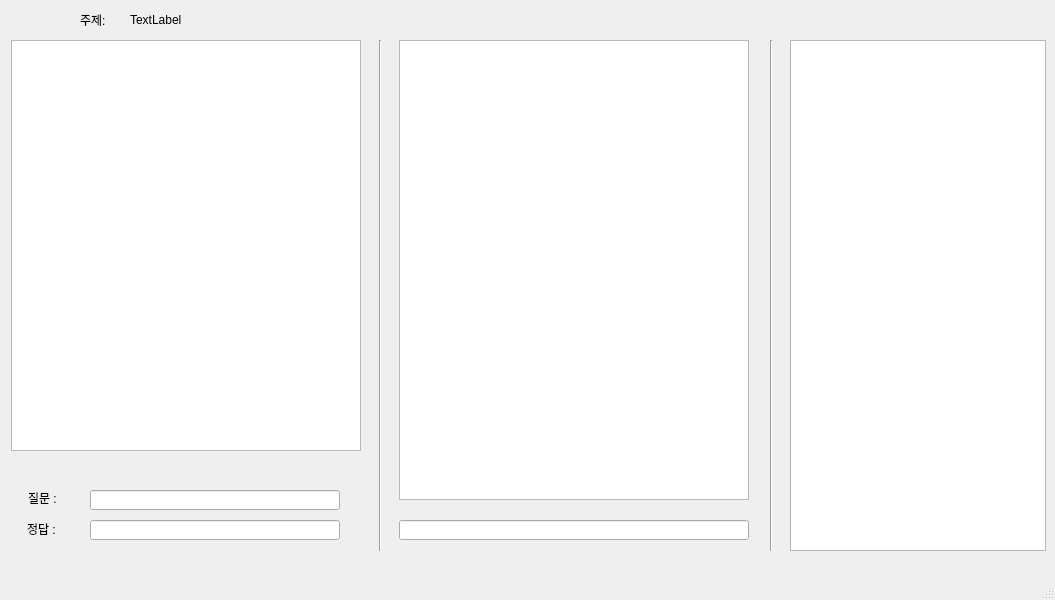
Old version of the form room.ui in the repository ElisaBluebell/ChanAndGame.
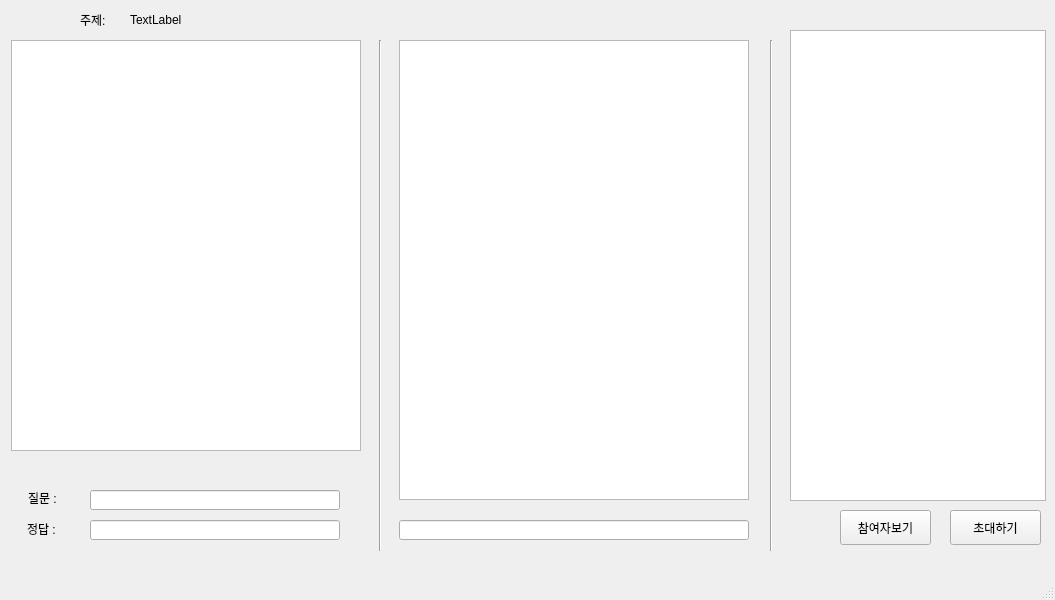
New version of the form. The open tabs and pages were chosen to show the change.

Commit message: DB,ui 수정

What changed in the file:
```diff
--- a/room.ui
+++ b/room.ui
@@ -195,16 +195,80 @@
      <enum>Qt::Vertical</enum>
     </property>
    </widget>
-   <widget class="QListWidget" name="member_list">
+   <widget class="QStackedWidget" name="stackedWidget_2">
     <property name="geometry">
      <rect>
-      <x>790</x>
-      <y>40</y>
-      <width>256</width>
-      <height>511</height>
+      <x>780</x>
+      <y>10</y>
+      <width>271</width>
+      <height>491</height>
      </rect>
     </property>
+    <property name="currentIndex">
+     <number>0</number>
+    </property>
+    <widget class="QWidget" name="page_3">
+     <widget class="QListWidget" name="member_list">
+      <property name="geometry">
+       <rect>
+        <x>10</x>
+        <y>20</y>
+        <width>256</width>
+        <height>471</height>
+       </rect>
+      </property>
+     </widget>
+    </widget>
+    <widget class="QWidget" name="page_4">
+     <widget class="QListWidget" name="invit_list">
+      <property name="geometry">
+       <rect>
+        <x>10</x>
+        <y>20</y>
+        <width>256</width>
+        <height>471</height>
+       </rect>
+      </property>
+     </widget>
+    </widget>
    </widget>
+   <widget class="QPushButton" name="invite">
+    <property name="geometry">
+     <rect>
+      <x>950</x>
+      <y>510</y>
+      <width>91</width>
+      <height>35</height>
+     </rect>
+    </property>
+    <property name="text">
+     <string>초대하기</string>
+    </property>
+   </widget>
+   <widget class="QPushButton" name="member">
+    <property name="geometry">
+     <rect>
+      <x>840</x>
+      <y>510</y>
+      <width>91</width>
+      <height>35</height>
+     </rect>
+    </property>
+    <property name="text">
+     <string>참여자보기</string>
+    </property>
+   </widget>
+   <zorder>stackedWidget_2</zorder>
+   <zorder>label</zorder>
+   <zorder>subject</zorder>
+   <zorder>question_list</zorder>
+   <zorder>line</zorder>
+   <zorder>chat_list</zorder>
+   <zorder>stackedWidget</zorder>
+   <zorder>chat</zorder>
+   <zorder>line_2</zorder>
+   <zorder>invite</zorder>
+   <zorder>member</zorder>
   </widget>
   <widget class="QMenuBar" name="menubar">
    <property name="geometry">
```
Left out of the diff: 2 changed lines with no effect on the pictures. The commit also changes 2 other files.
